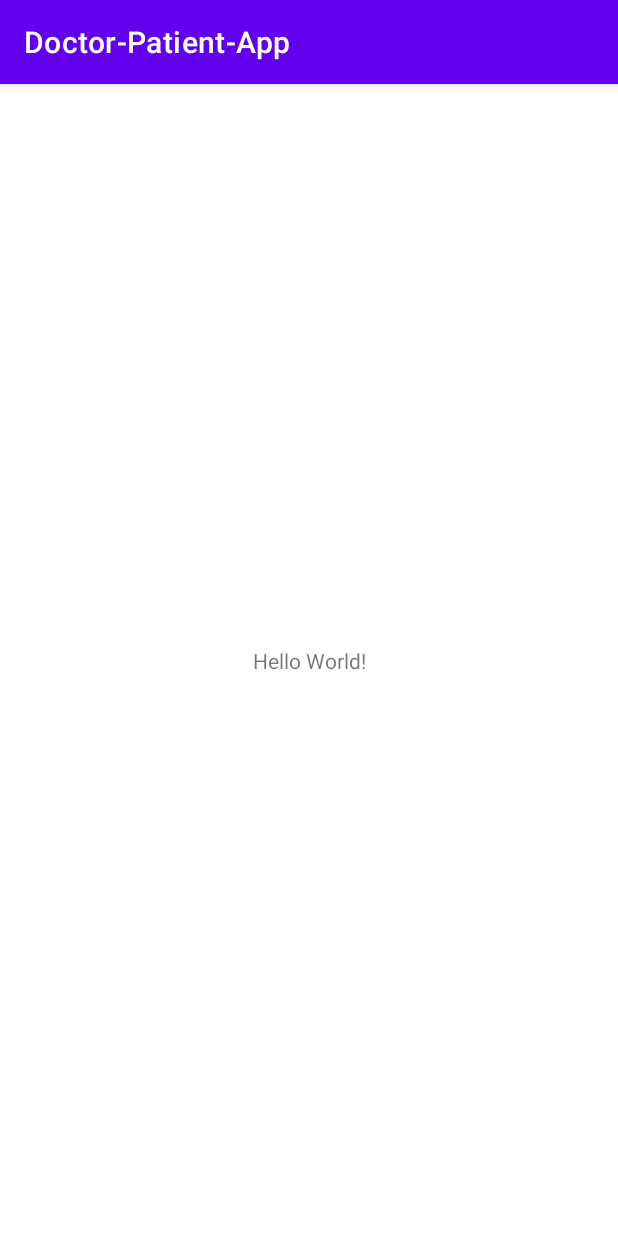
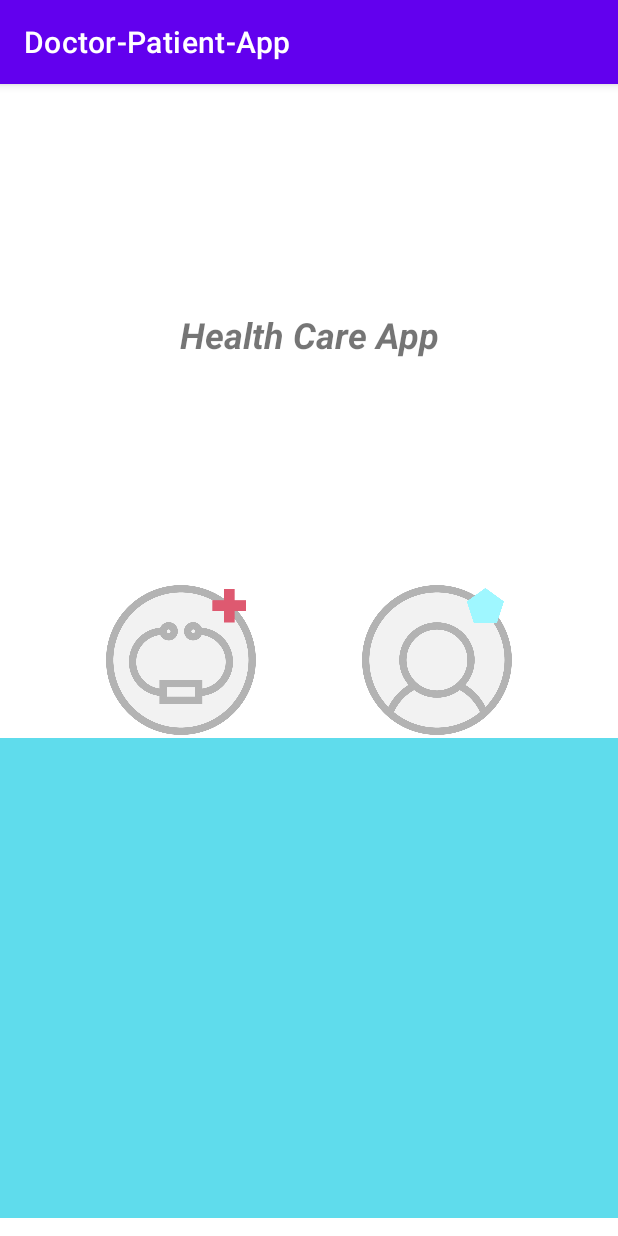
Before and after one commit to TupeaAndrei/AndroidFinalProject, an Android app: the screen it shows after launch (MainActivity), on a phone screen of 412 x 824 dp. Run offline under Robolectric (Android 15) with nearby library versions, the phone set to English and light mode, and no system bars; our stand-ins replace Room's generated code.

Commit message:
Added welcome fragment.
Added welcome fragment.
Implmented interface methods in MainActivity class and loaded as initial fragment the welcome fragment.

```diff
--- a/AndroidFinalApp/app/src/main/java/com/example/doctor_patient_app/MainActivity.java
+++ b/AndroidFinalApp/app/src/main/java/com/example/doctor_patient_app/MainActivity.java
@@ -1,14 +1,58 @@
 package com.example.doctor_patient_app;
 
 import androidx.appcompat.app.AppCompatActivity;
+import androidx.fragment.app.FragmentManager;
+import androidx.fragment.app.FragmentTransaction;
 
 import android.os.Bundle;
 
-public class MainActivity extends AppCompatActivity {
+import com.example.doctor_patient_app.fragments.WelcomeFragment;
+import com.example.doctor_patient_app.interfaces.IActivityFragmentCommunication;
+
+public class MainActivity extends AppCompatActivity implements IActivityFragmentCommunication {
 
     @Override
     protected void onCreate(Bundle savedInstanceState) {
         super.onCreate(savedInstanceState);
         setContentView(R.layout.activity_main);
+        loadInitialFragment();
+    }
+
+    @Override
+    public void loadInitialFragment() {
+        FragmentManager fragmentManager = getSupportFragmentManager();
+        FragmentTransaction transaction = fragmentManager.beginTransaction();
+        transaction.add(R.id.frame_layout_id,new WelcomeFragment());
+        transaction.commit();
+    }
+
+    @Override
+    public void loadInitialPatientFragment() {
+
+    }
+
+    @Override
+    public void loadInitialDoctorFragment() {
+
+    }
+
+    @Override
+    public void loadDoctorRegisterFragment() {
+
+    }
+
+    @Override
+    public void loadDoctorLoginFragment() {
+
+    }
+
+    @Override
+    public void loadPatientRegisterFragment() {
+
+    }
+
+    @Override
+    public void loadPatientLoginFragment() {
+
     }
 }
--- /dev/null
+++ b/AndroidFinalApp/app/src/main/java/com/example/doctor_patient_app/fragments/WelcomeFragment.java
@@ -0,0 +1,66 @@
+package com.example.doctor_patient_app.fragments;
+
+import android.content.Context;
+import android.os.Bundle;
+import android.view.LayoutInflater;
+import android.view.View;
+import android.view.ViewGroup;
+import android.widget.ImageView;
+
+import androidx.annotation.NonNull;
+import androidx.annotation.Nullable;
+import androidx.fragment.app.Fragment;
+
+import com.example.doctor_patient_app.R;
+import com.example.doctor_patient_app.interfaces.IActivityFragmentCommunication;
+
+public class WelcomeFragment extends Fragment {
+    private ImageView doctorIcon;
+    private ImageView patientIcon;
+
+    private IActivityFragmentCommunication iActivityFragmentCommunication;
+
+    public WelcomeFragment newInstance(){
+        WelcomeFragment welcomeFragment = new WelcomeFragment();
+        Bundle args = new Bundle();
+        welcomeFragment.setArguments(args);
+        return welcomeFragment;
+    }
+
+    @Override
+    public void onCreate(@Nullable Bundle savedInstanceState) {
+        super.onCreate(savedInstanceState);
+    }
+
+    @Nullable
+    @Override
+    public View onCreateView(@NonNull LayoutInflater inflater, @Nullable ViewGroup container, @Nullable Bundle savedInstanceState) {
+        return inflater.inflate(R.layout.welcome_fragment,container,false);
+    }
+
+    @Override
+    public void onViewCreated(@NonNull View view, @Nullable Bundle savedInstanceState) {
+        super.onViewCreated(view, savedInstanceState);
+        doctorIcon = view.findViewById(R.id.image_icon_doctor);
+        patientIcon = view.findViewById(R.id.image_icon_patient);
+        doctorIcon.setOnClickListener(v -> {
+            if (iActivityFragmentCommunication != null){
+                iActivityFragmentCommunication.loadInitialDoctorFragment();
+            }
+        });
+
+        patientIcon.setOnClickListener(v -> {
+            if (iActivityFragmentCommunication != null){
+                iActivityFragmentCommunication.loadInitialPatientFragment();
+            }
+        });
+    }
+
+    @Override
+    public void onAttach(@NonNull Context context) {
+        super.onAttach(context);
+        if (context instanceof IActivityFragmentCommunication){
+            iActivityFragmentCommunication = (IActivityFragmentCommunication) context;
+        }
+    }
+}
--- a/AndroidFinalApp/app/src/main/java/com/example/doctor_patient_app/interfaces/IActivityFragmentCommunication.java
+++ b/AndroidFinalApp/app/src/main/java/com/example/doctor_patient_app/interfaces/IActivityFragmentCommunication.java
@@ -2,6 +2,8 @@ package com.example.doctor_patient_app.interfaces;
 
 public interface IActivityFragmentCommunication {
     void loadInitialFragment();
+    void loadInitialPatientFragment();
+    void loadInitialDoctorFragment();
     void loadDoctorRegisterFragment();
     void loadDoctorLoginFragment();
     void loadPatientRegisterFragment();
--- a/AndroidFinalApp/app/src/main/res/layout/activity_main.xml
+++ b/AndroidFinalApp/app/src/main/res/layout/activity_main.xml
@@ -6,13 +6,10 @@
     android:layout_height="match_parent"
     tools:context=".MainActivity">
 
-    <TextView
-        android:layout_width="wrap_content"
-        android:layout_height="wrap_content"
-        android:text="Hello World!"
-        app:layout_constraintBottom_toBottomOf="parent"
-        app:layout_constraintLeft_toLeftOf="parent"
-        app:layout_constraintRight_toRightOf="parent"
-        app:layout_constraintTop_toTopOf="parent" />
+    <FrameLayout
+        android:id="@+id/frame_layout_id"
+        android:layout_width="match_parent"
+        android:layout_height="match_parent"
+        />
 
 </androidx.constraintlayout.widget.ConstraintLayout>
```
